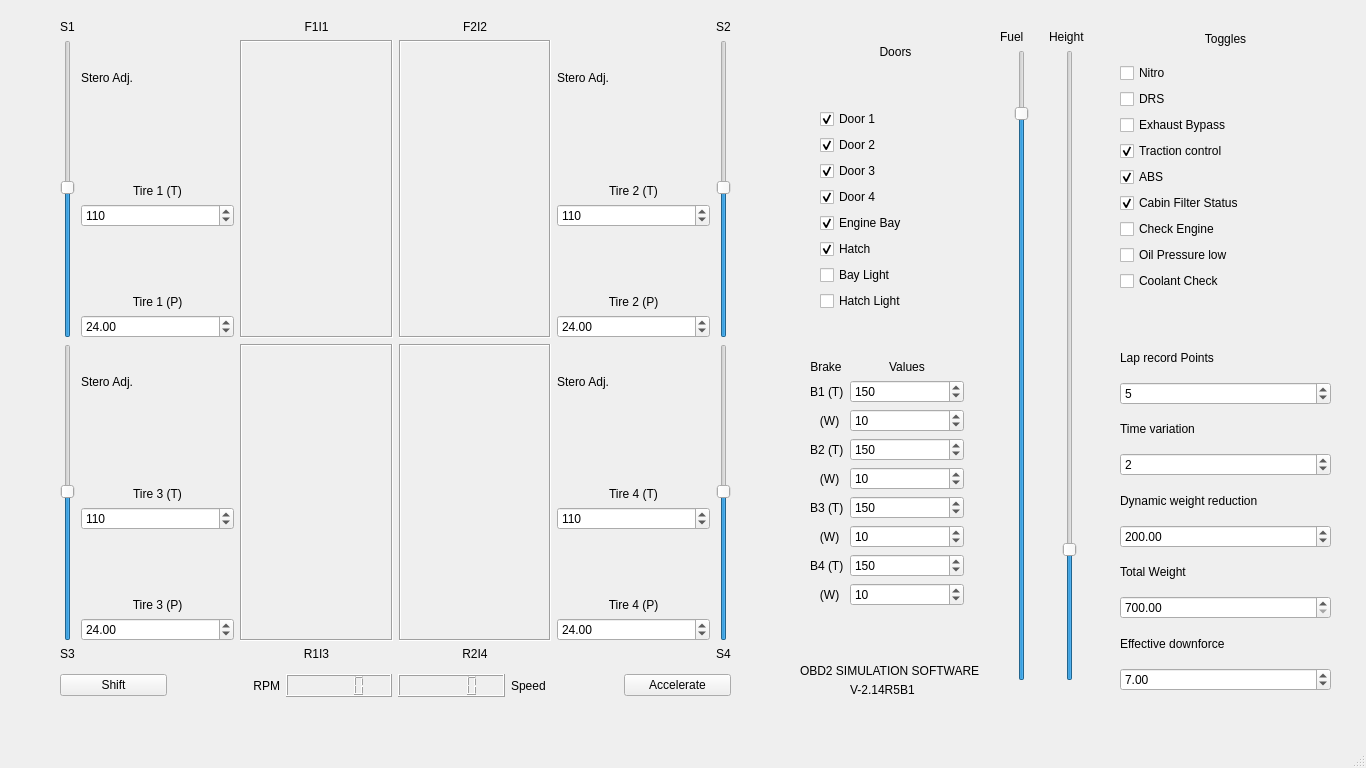
This is mainwindow.ui in NashifAlam/HyperVisor as Qt 5 draws it before an edit. The edited form follows.
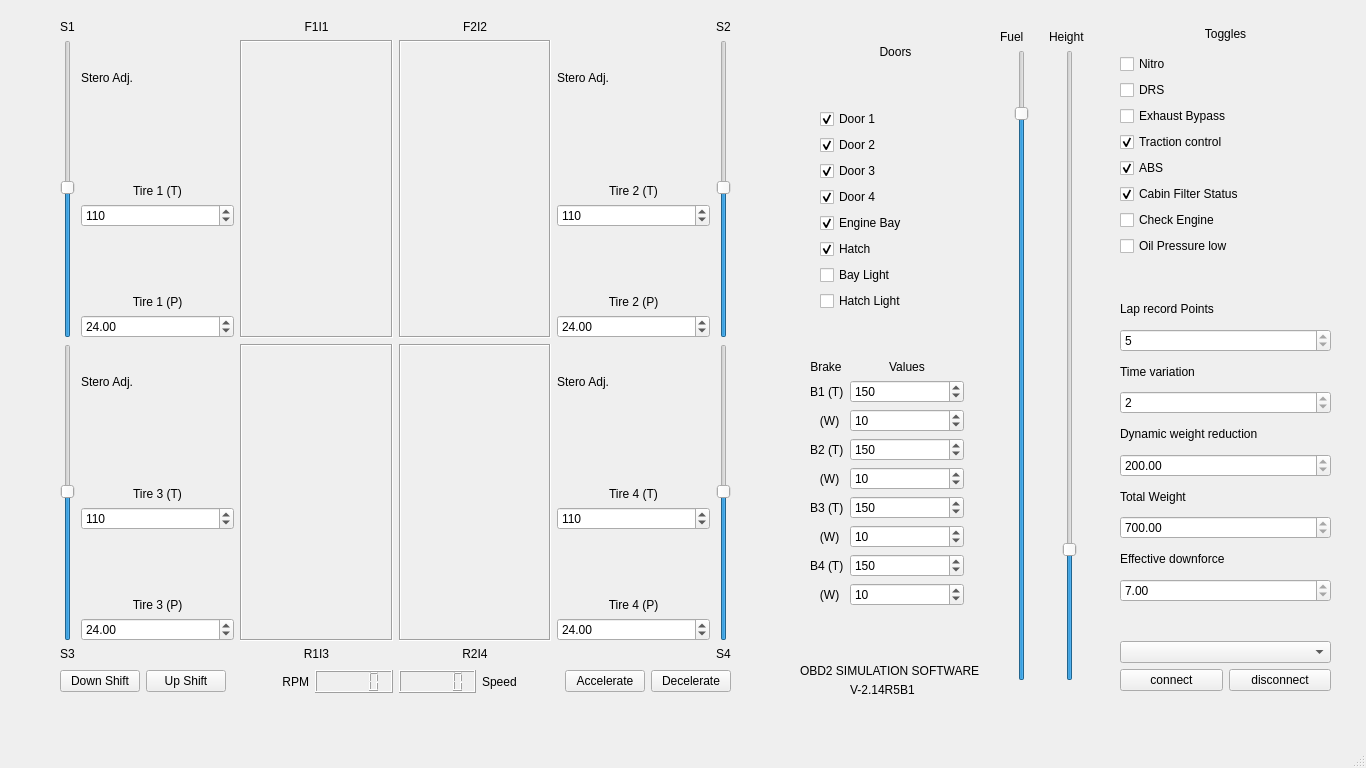
This is the edited form. Icons and pictures are not drawn.

Diff of the .ui file:
```diff
--- a/mainwindow.ui
+++ b/mainwindow.ui
@@ -92,26 +92,19 @@
       </widget>
      </item>
      <item>
-      <widget class="QCheckBox" name="checkBox">
+      <widget class="QCheckBox" name="Engine">
        <property name="text">
         <string>Check Engine</string>
        </property>
       </widget>
      </item>
      <item>
-      <widget class="QCheckBox" name="checkBox_2">
+      <widget class="QCheckBox" name="OilPressure">
        <property name="text">
         <string>Oil Pressure low </string>
        </property>
       </widget>
      </item>
-     <item>
-      <widget class="QCheckBox" name="checkBox_3">
-       <property name="text">
-        <string>Coolant Check</string>
-       </property>
-      </widget>
-     </item>
      <item>
       <widget class="QLabel" name="label_4">
        <property name="text">
@@ -127,7 +120,10 @@
       </widget>
      </item>
      <item>
-      <widget class="QSpinBox" name="spinBox_8">
+      <widget class="QSpinBox" name="Lrp">
+       <property name="readOnly">
+        <bool>true</bool>
+       </property>
        <property name="maximum">
         <number>100</number>
        </property>
@@ -144,7 +140,10 @@
       </widget>
      </item>
      <item>
-      <widget class="QSpinBox" name="spinBox_6">
+      <widget class="QSpinBox" name="TV">
+       <property name="readOnly">
+        <bool>true</bool>
+       </property>
        <property name="minimum">
         <number>-99</number>
        </property>
@@ -161,7 +160,10 @@
       </widget>
      </item>
      <item>
-      <widget class="QDoubleSpinBox" name="doubleSpinBox_11">
+      <widget class="QDoubleSpinBox" name="DWR">
+       <property name="readOnly">
+        <bool>true</bool>
+       </property>
        <property name="maximum">
         <double>200.990000000000009</double>
        </property>
@@ -178,7 +180,10 @@
       </widget>
      </item>
      <item>
-      <widget class="QDoubleSpinBox" name="doubleSpinBox_12">
+      <widget class="QDoubleSpinBox" name="TW">
+       <property name="readOnly">
+        <bool>true</bool>
+       </property>
        <property name="minimum">
         <double>700.000000000000000</double>
        </property>
@@ -195,7 +200,10 @@
       </widget>
      </item>
      <item>
-      <widget class="QDoubleSpinBox" name="doubleSpinBox_13">
+      <widget class="QDoubleSpinBox" name="DF">
+       <property name="readOnly">
+        <bool>true</bool>
+       </property>
        <property name="maximum">
         <double>10.990000000000000</double>
        </property>
@@ -204,6 +212,34 @@
        </property>
       </widget>
      </item>
+     <item>
+      <widget class="QLabel" name="label_16">
+       <property name="text">
+        <string/>
+       </property>
+      </widget>
+     </item>
+     <item>
+      <widget class="QComboBox" name="serialPortSelect_comboBox"/>
+     </item>
+     <item>
+      <layout class="QGridLayout" name="gridLayout_4">
+       <item row="2" column="1">
+        <widget class="QPushButton" name="disconnect_button">
+         <property name="text">
+          <string>disconnect</string>
+         </property>
+        </widget>
+       </item>
+       <item row="2" column="0">
+        <widget class="QPushButton" name="connect_button">
+         <property name="text">
+          <string>connect</string>
+         </property>
+        </widget>
+       </item>
+      </layout>
+     </item>
     </layout>
    </widget>
    <widget class="QWidget" name="gridLayoutWidget">
@@ -669,7 +705,7 @@
       </widget>
      </item>
      <item row="0" column="1">
-      <widget class="QLabel" name="label_16">
+      <widget class="QLabel" name="rideHeight">
        <property name="text">
         <string>Height</string>
        </property>
@@ -976,32 +1012,32 @@
       <x>60</x>
       <y>670</y>
       <width>671</width>
-      <height>31</height>
+      <height>33</height>
      </rect>
     </property>
     <layout class="QGridLayout" name="gridLayout_3">
-     <item row="1" column="1">
-      <widget class="QLabel" name="label_19">
-       <property name="text">
-        <string>RPM</string>
-       </property>
-       <property name="alignment">
-        <set>Qt::AlignRight|Qt::AlignTrailing|Qt::AlignVCenter</set>
-       </property>
-      </widget>
-     </item>
-     <item row="1" column="0">
-      <widget class="QPushButton" name="pushButton">
-       <property name="text">
-        <string>Shift</string>
-       </property>
-      </widget>
-     </item>
-     <item row="1" column="6">
+     <item row="1" column="7">
       <widget class="QPushButton" name="pushButton_2">
        <property name="text">
         <string>Accelerate</string>
        </property>
+      </widget>
+     </item>
+     <item row="1" column="4">
+      <widget class="QLCDNumber" name="lcdNumber">
+       <property name="value" stdset="0">
+        <double>0.000000000000000</double>
+       </property>
+       <property name="intValue" stdset="0">
+        <number>0</number>
+       </property>
+      </widget>
+     </item>
+     <item row="1" column="8">
+      <widget class="QPushButton" name="Accelerator">
+       <property name="text">
+        <string>Decelerate</string>
+       </property>
        <property name="shortcut">
         <string comment=" "/>
        </property>
@@ -1010,8 +1046,32 @@
        </property>
       </widget>
      </item>
-     <item row="1" column="3">
-      <widget class="QLCDNumber" name="lcdNumber">
+     <item row="1" column="2">
+      <widget class="QLabel" name="label_19">
+       <property name="text">
+        <string>RPM</string>
+       </property>
+       <property name="alignment">
+        <set>Qt::AlignRight|Qt::AlignTrailing|Qt::AlignVCenter</set>
+       </property>
+      </widget>
+     </item>
+     <item row="1" column="0">
+      <widget class="QPushButton" name="GearShift">
+       <property name="text">
+        <string>Down Shift</string>
+       </property>
+      </widget>
+     </item>
+     <item row="1" column="1">
+      <widget class="QPushButton" name="pushButton">
+       <property name="text">
+        <string>Up Shift</string>
+       </property>
+      </widget>
+     </item>
+     <item row="1" column="5">
+      <widget class="QLCDNumber" name="lcdNumber_2">
        <property name="value" stdset="0">
         <double>0.000000000000000</double>
        </property>
@@ -1020,22 +1080,25 @@
        </property>
       </widget>
      </item>
-     <item row="1" column="5">
+     <item row="1" column="6">
       <widget class="QLabel" name="label_20">
        <property name="text">
         <string>Speed</string>
        </property>
       </widget>
      </item>
-     <item row="1" column="4">
-      <widget class="QLCDNumber" name="lcdNumber_2">
-       <property name="value" stdset="0">
-        <double>0.000000000000000</double>
+     <item row="2" column="2">
+      <spacer name="verticalSpacer_2">
+       <property name="orientation">
+        <enum>Qt::Vertical</enum>
        </property>
-       <property name="intValue" stdset="0">
-        <number>0</number>
+       <property name="sizeHint" stdset="0">
+        <size>
+         <width>20</width>
+         <height>40</height>
+        </size>
        </property>
-      </widget>
+      </spacer>
      </item>
     </layout>
    </widget>
```
Left out of the diff: 597 changed lines with no effect on the pictures.
